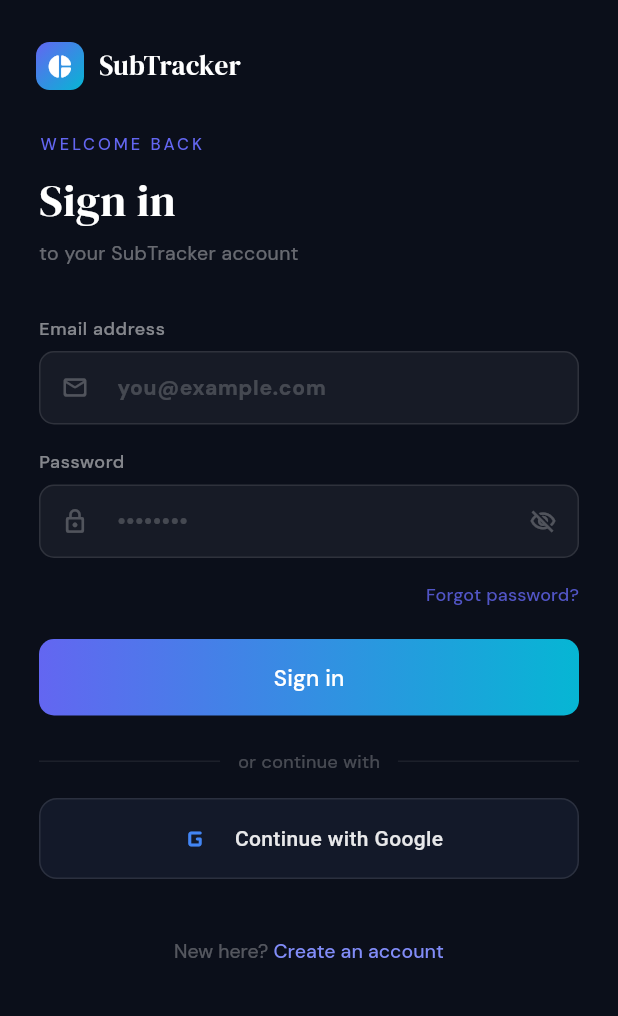
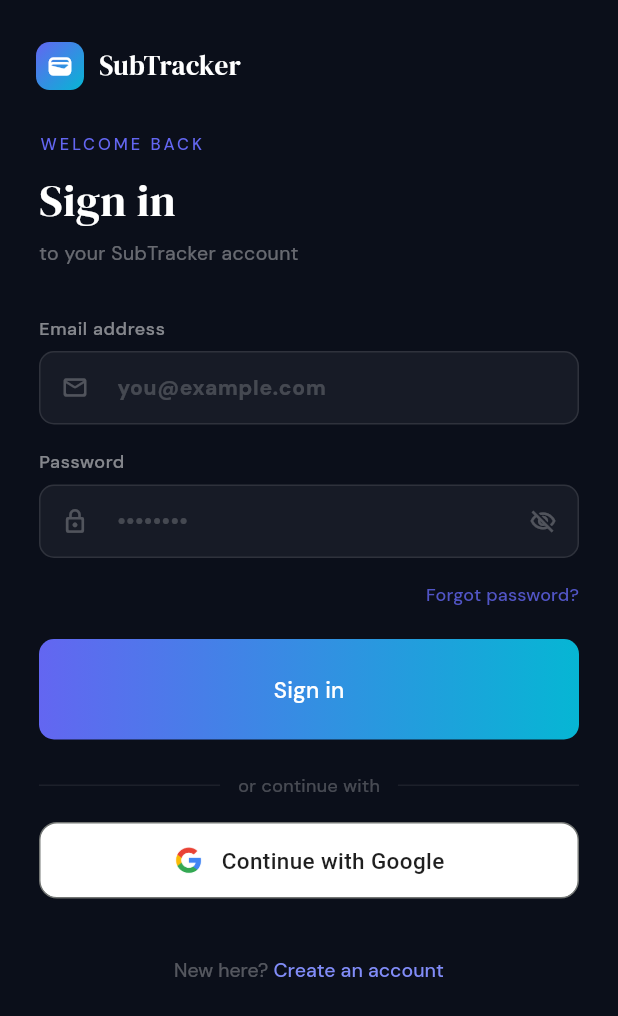
Before and after one commit to Shaikhanas2110/Flutter-Project, a Flutter app: the LoginPage screen opened directly, on a phone screen of 412 x 824 dp. Shown: the top 1016 px of the screen. Run offline on Flutter 3.47's test engine with Material 3 defaults, Android fonts, the phone set to English and light mode, and no system bars; our stand-ins replace firebase_auth, firebase_core, firebase_database, fl_chart, flutter_local_notifications, google_fonts and 3 more; missing offline and left inert: flutter_app_lock, flutter_displaymode; accounts and stored records are empty.

Commit message:
Icon Changed

```diff
--- a/lib/views/drawer/app_drawer.dart
+++ b/lib/views/drawer/app_drawer.dart
@@ -101,14 +101,14 @@
                       borderRadius: BorderRadius.circular(9),
                     ),
                     child: const Icon(
-                      Icons.donut_small_rounded,
+                      Icons.wallet_rounded,
                       color: Colors.white,
                       size: 18,
                     ),
                   ),
                   const SizedBox(width: 10),
                   Text(
-                    'Substrata',
+                    'SubTracker',
                     style: GoogleFonts.dmSerifDisplay(
                       fontSize: 18,
                       color: Colors.white,
--- a/lib/views/page/home_page.dart
+++ b/lib/views/page/home_page.dart
@@ -537,7 +537,7 @@
                 borderRadius: BorderRadius.circular(8),
               ),
               child: const Icon(
-                Icons.donut_small_rounded,
+                Icons.wallet_rounded,
                 color: Colors.white,
                 size: 17,
               ),
--- a/lib/views/page/login_page.dart
+++ b/lib/views/page/login_page.dart
@@ -414,7 +414,7 @@
               borderRadius: BorderRadius.circular(9),
             ),
             child: const Icon(
-              Icons.donut_small_rounded,
+              Icons.wallet_rounded,
               color: Colors.white,
               size: 18,
             ),
@@ -532,7 +532,11 @@
             // Sign in button
             SizedBox(
               width: double.infinity,
-              child: DecoratedBox(
+              child: Container(
+                padding: const EdgeInsets.symmetric(
+                  vertical: 8,
+                  horizontal: 10
+                ),
                 decoration: BoxDecoration(
                   gradient: const LinearGradient(
                     colors: [_indigo, _cyan],
@@ -609,47 +613,43 @@
                 borderRadius: BorderRadius.circular(12),
                 child: Container(
                   padding: const EdgeInsets.symmetric(
-                    vertical: 12,
+                    vertical: 14,
                     horizontal: 16,
                   ),
                   decoration: BoxDecoration(
-                    color: const Color(
-                      0xFF131929,
-                    ), // Matches your app's _card color
+                    color: Colors.white,
                     border: Border.all(
-                      color: Colors.white.withOpacity(
-                        0.1,
-                      ), // Matches your app's _border color
+                      color: const Color(
+                        0xFF747775,
+                      ),
                       width: 1,
                     ),
                     borderRadius: BorderRadius.circular(
                       12,
-                    ), // Matches your app's standard radius
+                    ), // Matching corner smoothness
                   ),
                   child: Row(
                     mainAxisSize: MainAxisSize.min,
                     mainAxisAlignment: MainAxisAlignment.center,
                     children: [
-                      // Official Google Style requires an un-stretched, crisp representation
-                      // Replace this Icon with Image.asset('assets/google_logo.png', height: 18) when ready!
-                      Container(
-                        padding: const EdgeInsets.all(2),
-                        child: const Icon(
-                          Icons
-                              .g_mobiledata_rounded, // Stand-in icon matching your setup
-                          color: Color(0xFF4285F4), // Official Google Blue
-                          size: 24,
-                        ),
+                      Image.asset(
+                        'images/download.png',
+                        height: 20,
+                        width: 20,
+                        fit: BoxFit.contain,
                       ),
                       const SizedBox(width: 12),
                       Text(
                         'Continue with Google',
                         style: TextStyle(
-                          fontFamily:
-                              'Roboto', // Official Google Guideline requirement
-                          fontSize: 14,
-                          fontWeight: FontWeight.w500, // Medium weight
-                          color: Colors.white.withOpacity(0.9),
+                          fontFamily: 'Roboto', // Official requirement
+                          fontSize:
+                              15, // Adjusted slightly to match design hierarchy
+                          fontWeight: FontWeight
+                              .w500, // Product Sans / Roboto Medium style
+                          color: const Color(
+                            0xFF1F1F1F,
+                          ), // Dark charcoal text color
                           letterSpacing: 0.25,
                         ),
                       ),
@@ -658,6 +658,7 @@
                 ),
               ),
             ),
+
             const SizedBox(height: 24),
 
             // Sign up row
--- a/lib/views/page/payment_page.dart
+++ b/lib/views/page/payment_page.dart
@@ -312,7 +312,7 @@
                 borderRadius: BorderRadius.circular(8),
               ),
               child: const Icon(
-                Icons.donut_small_rounded,
+                Icons.wallet_rounded,
                 color: Colors.white,
                 size: 17,
               ),
--- a/lib/views/page/register_page.dart
+++ b/lib/views/page/register_page.dart
@@ -250,7 +250,7 @@
                         borderRadius: BorderRadius.circular(9),
                       ),
                       child: const Icon(
-                        Icons.donut_small_rounded,
+                        Icons.wallet_rounded,
                         color: Colors.white,
                         size: 18,
                       ),
--- a/lib/views/page/report_page.dart
+++ b/lib/views/page/report_page.dart
@@ -117,7 +117,7 @@
                 borderRadius: BorderRadius.circular(8),
               ),
               child: const Icon(
-                Icons.donut_small_rounded,
+                Icons.wallet_rounded,
                 color: Colors.white,
                 size: 17,
               ),
```
Also changed, not shown: pubspec.yaml (+3 -63 lines), images/download.png (added).
